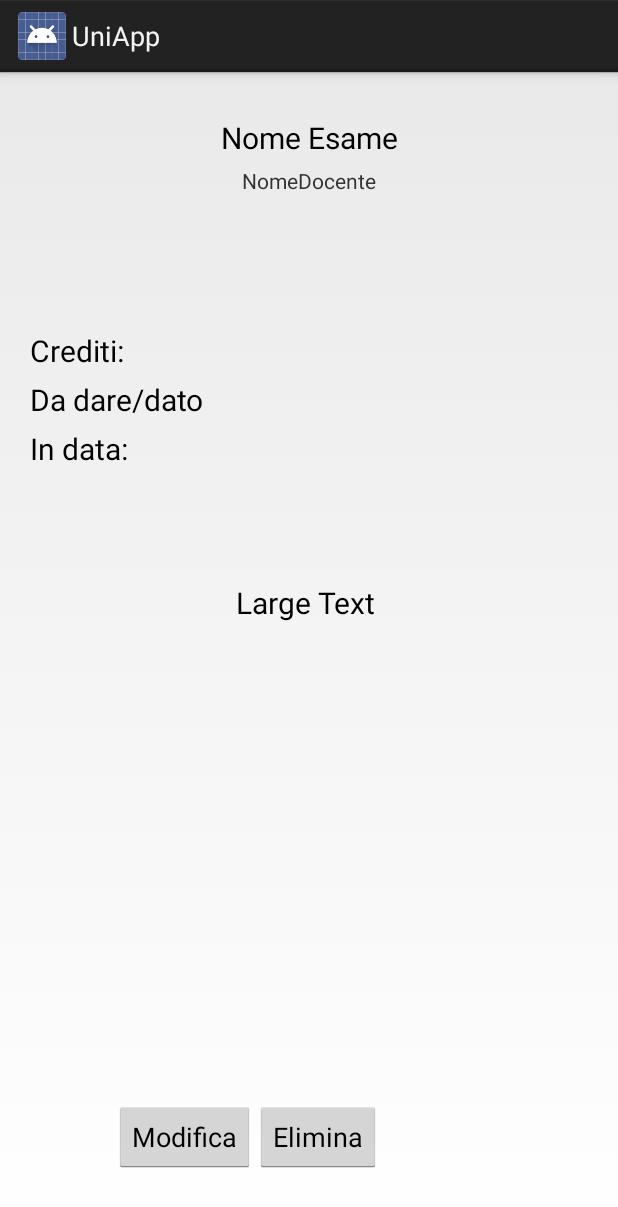
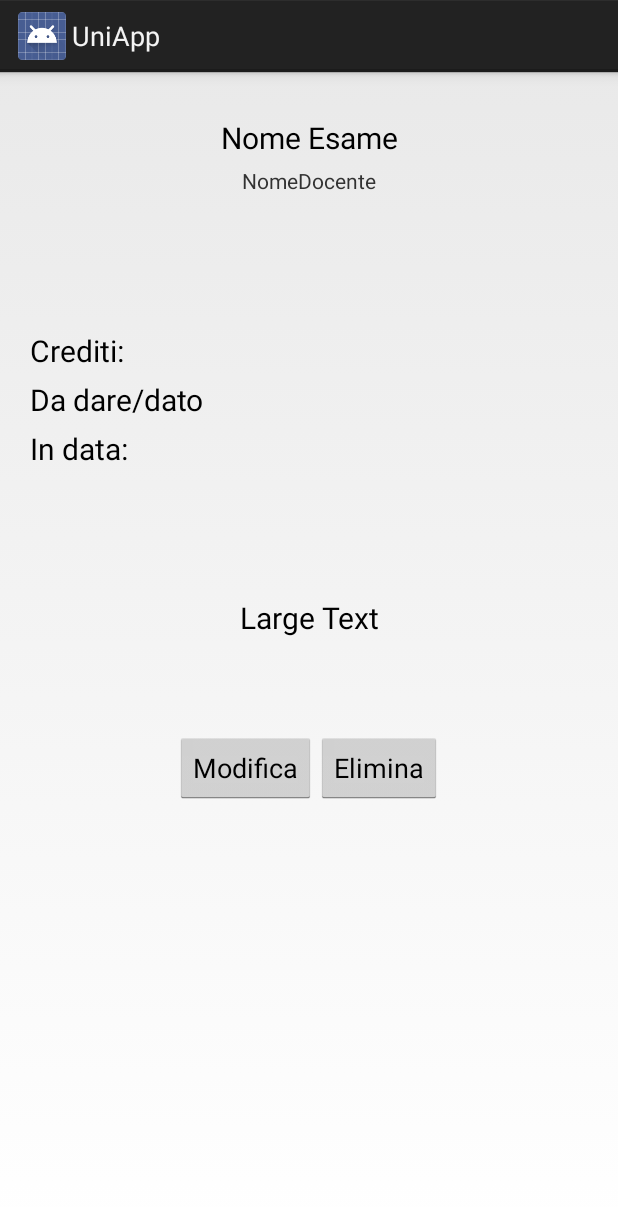
Before and after one commit to Ibbus93/IUM, an Android app: the fragment EsameDetailFragment shown on its own in the app's theme, on a phone screen of 412 x 824 dp. Shown: the top 1207 px of the screen. Run offline under Robolectric (Android 15) with nearby library versions, the phone set to English and light mode, and no system bars; 2 statements that could not run were skipped.

Commit message:
Bug on carriera FragmentList fixed

```diff
--- a/app/src/main/res/layout/fragment_esame_detail.xml
+++ b/app/src/main/res/layout/fragment_esame_detail.xml
@@ -64,32 +64,37 @@
         android:layout_alignStart="@+id/to_do_textView" />
 
     <TextView
-        android:layout_width="wrap_content"
+        android:layout_width="match_parent"
         android:layout_height="wrap_content"
         android:textAppearance="?android:attr/textAppearanceLarge"
         android:text="Large Text"
         android:id="@+id/grade_textView"
         android:textSize="@dimen/text_detail_fragment"
-        android:layout_alignEnd="@+id/prof_name_textView"
-        android:layout_marginTop="340dp" />
+        android:gravity="center"
+        android:layout_marginTop="350dp"
+        />
+
+    <LinearLayout
+        android:layout_width="match_parent"
+        android:layout_height="wrap_content"
+        android:gravity="center"
+        android:id="@+id/linear_buttons"
+        android:layout_marginTop="440dp">
 
         <Button
             android:layout_width="wrap_content"
             android:layout_height="wrap_content"
             android:text="Modifica"
-        android:id="@+id/button3"
-        android:layout_marginBottom="42dp"
-        android:layout_toEndOf="@+id/to_do_textView"
-        android:layout_alignParentBottom="true"
-        android:layout_marginLeft="-60dp" />
+            android:id="@+id/edit_exam_button"
+            />
 
         <Button
             android:layout_width="wrap_content"
             android:layout_height="wrap_content"
             android:text="Elimina"
             android:id="@+id/button4"
-        android:layout_toEndOf="@+id/button3"
-        android:layout_alignTop="@+id/button3" />
-
+            android:layout_toEndOf="@+id/edit_exam_button"
+            android:layout_alignTop="@+id/delete_exam_button" />
+    </LinearLayout>
 
 </RelativeLayout>
```
Also changed, not shown: app/src/main/AndroidManifest.xml (+8 -10 lines), app/src/main/java/android/valarmorghulis/unica/it/uniapp/carriera/EsameDetailFragment.java (+9 -8 lines), 14 other files. Lines whose indentation alone changed are shown as unchanged.
